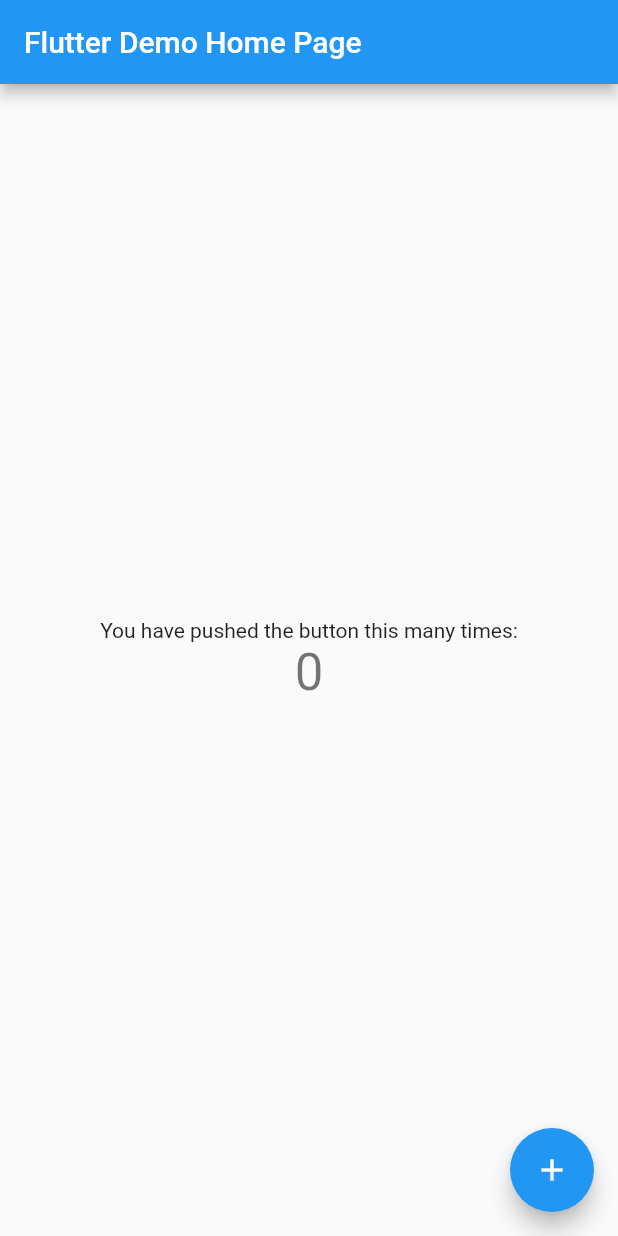
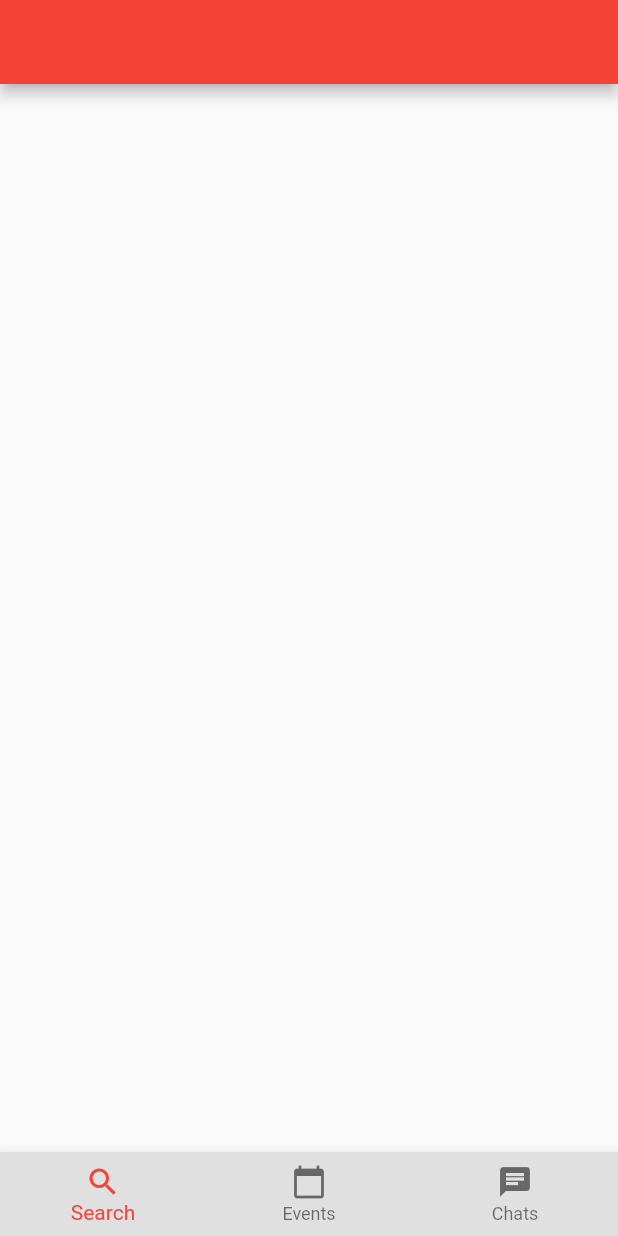
Before and after one commit to chideraidabor/WandrFrontEnd, a Flutter app: the screen it shows after launch, on a phone screen of 412 x 824 dp. Run offline on Flutter 3.47's test engine with Material 2 defaults, Android fonts, the phone set to English and light mode, and no system bars.

```diff
--- a/lib/main.dart
+++ b/lib/main.dart
@@ -1,4 +1,6 @@
 import 'package:flutter/material.dart';
+import 'package:http/http.dart' as http;
+import 'package:wandr_frontend/views/home.dart';
 
 void main() {
   runApp(MyApp());
@@ -11,107 +13,10 @@ class MyApp extends StatelessWidget {
     return MaterialApp(
       title: 'Flutter Demo',
       theme: ThemeData(
-        // This is the theme of your application.
-        //
-        // Try running your application with "flutter run". You'll see the
-        // application has a blue toolbar. Then, without quitting the app, try
-        // changing the primarySwatch below to Colors.green and then invoke
-        // "hot reload" (press "r" in the console where you ran "flutter run",
-        // or simply save your changes to "hot reload" in a Flutter IDE).
-        // Notice that the counter didn't reset back to zero; the application
-        // is not restarted.
-        primarySwatch: Colors.blue,
-        // This makes the visual density adapt to the platform that you run
-        // the app on. For desktop platforms, the controls will be smaller and
-        // closer together (more dense) than on mobile platforms.
+        primarySwatch: Colors.red,
         visualDensity: VisualDensity.adaptivePlatformDensity,
       ),
-      home: MyHomePage(title: 'Flutter Demo Home Page'),
+      home: searchEvent(),
     );
   }
 }
-
-class MyHomePage extends StatefulWidget {
-  MyHomePage({Key key, this.title}) : super(key: key);
-
-  // This widget is the home page of your application. It is stateful, meaning
-  // that it has a State object (defined below) that contains fields that affect
-  // how it looks.
-
-  // This class is the configuration for the state. It holds the values (in this
-  // case the title) provided by the parent (in this case the App widget) and
-  // used by the build method of the State. Fields in a Widget subclass are
-  // always marked "final".
-
-  final String title;
-
-  @override
-  _MyHomePageState createState() => _MyHomePageState();
-}
-
-class _MyHomePageState extends State<MyHomePage> {
-  int _counter = 0;
-
-  void _incrementCounter() {
-    setState(() {
-      // This call to setState tells the Flutter framework that something has
-      // changed in this State, which causes it to rerun the build method below
-      // so that the display can reflect the updated values. If we changed
-      // _counter without calling setState(), then the build method would not be
-      // called again, and so nothing would appear to happen.
-      _counter++;
-    });
-  }
-
-  @override
-  Widget build(BuildContext context) {
-    // This method is rerun every time setState is called, for instance as done
-    // by the _incrementCounter method above.
-    //
-    // The Flutter framework has been optimized to make rerunning build methods
-    // fast, so that you can just rebuild anything that needs updating rather
-    // than having to individually change instances of widgets.
-    return Scaffold(
-      appBar: AppBar(
-        // Here we take the value from the MyHomePage object that was created by
-        // the App.build method, and use it to set our appbar title.
-        title: Text(widget.title),
-      ),
-      body: Center(
-        // Center is a layout widget. It takes a single child and positions it
-        // in the middle of the parent.
-        child: Column(
-          // Column is also a layout widget. It takes a list of children and
-          // arranges them vertically. By default, it sizes itself to fit its
-          // children horizontally, and tries to be as tall as its parent.
-          //
-          // Invoke "debug painting" (press "p" in the console, choose the
-          // "Toggle Debug Paint" action from the Flutter Inspector in Android
-          // Studio, or the "Toggle Debug Paint" command in Visual Studio Code)
-          // to see the wireframe for each widget.
-          //
-          // Column has various properties to control how it sizes itself and
-          // how it positions its children. Here we use mainAxisAlignment to
-          // center the children vertically; the main axis here is the vertical
-          // axis because Columns are vertical (the cross axis would be
-          // horizontal).
-          mainAxisAlignment: MainAxisAlignment.center,
-          children: <Widget>[
-            Text(
-              'You have pushed the button this many times:',
-            ),
-            Text(
-              '$_counter',
-              style: Theme.of(context).textTheme.headline4,
-            ),
-          ],
-        ),
-      ),
-      floatingActionButton: FloatingActionButton(
-        onPressed: _incrementCounter,
-        tooltip: 'Increment',
-        child: Icon(Icons.add),
-      ), // This trailing comma makes auto-formatting nicer for build methods.
-    );
-  }
-}
--- /dev/null
+++ b/lib/views/home.dart
@@ -0,0 +1,54 @@
+import 'package:flutter/material.dart';
+import 'package:wandr_frontend/views/tabs/search.dart';
+import 'package:wandr_frontend/views/tabs/event.dart';
+import 'package:wandr_frontend/views/tabs/chats.dart';
+
+class searchEvent extends StatefulWidget {
+  @override
+  _searchEventState createState() => _searchEventState();
+}
+
+class _searchEventState extends State<searchEvent> {
+
+  int _currentIndex = 0;
+
+  final List<Widget> _pages = [
+    searchPage(),
+    eventPage(),
+    chatPage(),
+  ];
+  @override
+  Widget build(BuildContext context) {
+
+    final bottomNavBar = BottomNavigationBar(
+      currentIndex: _currentIndex,
+      type: BottomNavigationBarType.fixed,
+      backgroundColor: Colors.grey.shade300,
+      items: [
+        BottomNavigationBarItem(
+          icon: Icon(Icons.search),
+          title: Text("Search"),
+        ),
+        BottomNavigationBarItem(
+          icon: Icon(Icons.calendar_today),
+          title: Text("Events"),
+        ),
+        BottomNavigationBarItem(
+          icon: Icon(Icons.chat),
+          title: Text("Chats"),
+        )
+      ],
+      onTap: (index){
+        setState(() {
+          _currentIndex = index;
+        });
+      },
+    );
+    return Scaffold(
+      appBar: AppBar(
+      ),
+      bottomNavigationBar: bottomNavBar,
+      body: _pages[_currentIndex],
+    );
+  }
+}
--- /dev/null
+++ b/lib/views/tabs/chats.dart
@@ -0,0 +1,7 @@
+import 'package:flutter/material.dart';
+class chatPage extends StatelessWidget {
+  @override
+  Widget build(BuildContext context) {
+    return Container();
+  }
+}
--- /dev/null
+++ b/lib/views/tabs/event.dart
@@ -0,0 +1,7 @@
+import 'package:flutter/material.dart';
+class eventPage extends StatelessWidget {
+  @override
+  Widget build(BuildContext context) {
+    return Container();
+  }
+}
--- /dev/null
+++ b/lib/views/tabs/search.dart
@@ -0,0 +1,8 @@
+import 'package:flutter/material.dart';
+
+class searchPage extends StatelessWidget {
+  @override
+  Widget build(BuildContext context) {
+    return Container();
+  }
+}
--- a/pubspec.yaml
+++ b/pubspec.yaml
@@ -23,6 +23,8 @@ environment:
 dependencies:
   flutter:
     sdk: flutter
+  http: ^0.12.2
+
 
 
   # The following adds the Cupertino Icons font to your application.
```
Also changed, not shown: pubspec.lock, 1 other file.
